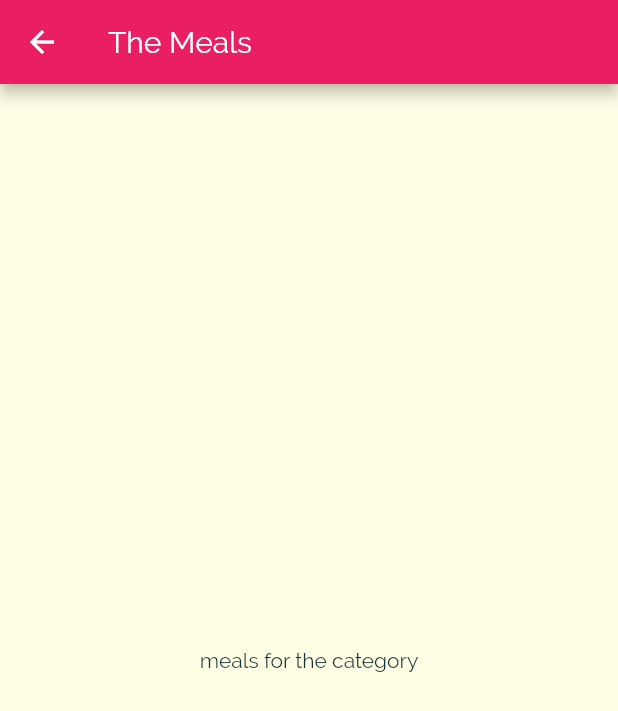
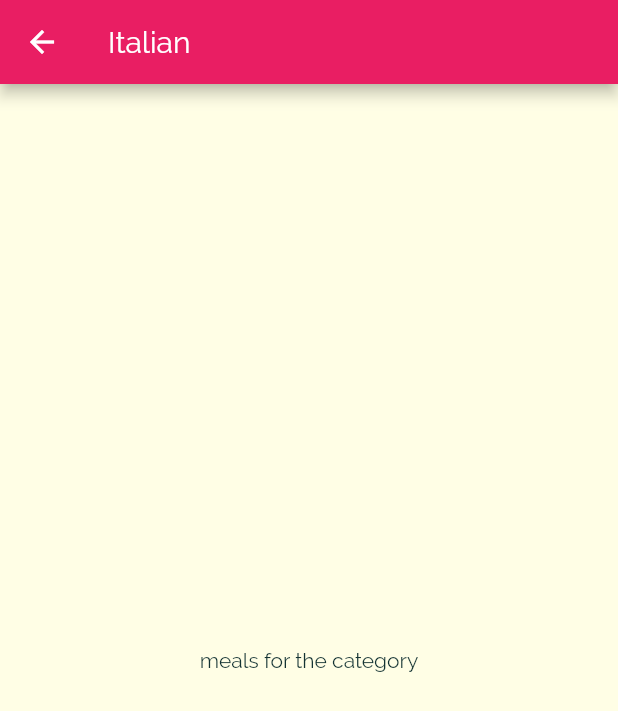
Before and after one commit to FrancaTM/meals-app, a Flutter app: the screen it shows after launch, after a tap on "Italian", on a phone screen of 412 x 824 dp. Shown: the top 711 px of the screen. Run offline on Flutter 3.47's test engine with Material 2 defaults, Android fonts, the phone set to English and light mode, and no system bars.

Commit message:
pass data via constructor

```diff
--- a/lib/categories_screen.dart
+++ b/lib/categories_screen.dart
@@ -13,6 +13,7 @@ class CategoriesScreen extends StatelessWidget {
         padding: const EdgeInsets.all(25),
         children: DUMMY_CATEGORIES
             .map((category) => CategoryItem(
+                  category.id,
                   category.title,
                   category.color,
                 ))
--- a/lib/category_item.dart
+++ b/lib/category_item.dart
@@ -2,16 +2,17 @@ import 'package:flutter/material.dart';
 import 'package:meals_app/category_meals_screen.dart';
 
 class CategoryItem extends StatelessWidget {
+  final String id;
   final String title;
   final Color color;
 
-  CategoryItem(this.title, this.color);
+  CategoryItem(this.id, this.title, this.color);
 
   void _selectCategory(BuildContext context) {
     Navigator.of(context).push(
       MaterialPageRoute(
         builder: (_) {
-          return CategoryMealsScreen();
+          return CategoryMealsScreen(id, title);
         },
       ),
     );
--- a/lib/category_meals_screen.dart
+++ b/lib/category_meals_screen.dart
@@ -1,11 +1,16 @@
 import 'package:flutter/material.dart';
 
 class CategoryMealsScreen extends StatelessWidget {
+  final String categoryId;
+  final String categoryTitle;
+
+  CategoryMealsScreen(this.categoryId, this.categoryTitle);
+
   @override
   Widget build(BuildContext context) {
     return Scaffold(
       appBar: AppBar(
-        title: Text('The Meals'),
+        title: Text(categoryTitle),
       ),
       body: Center(
         child: Text('meals for the category'),
```
